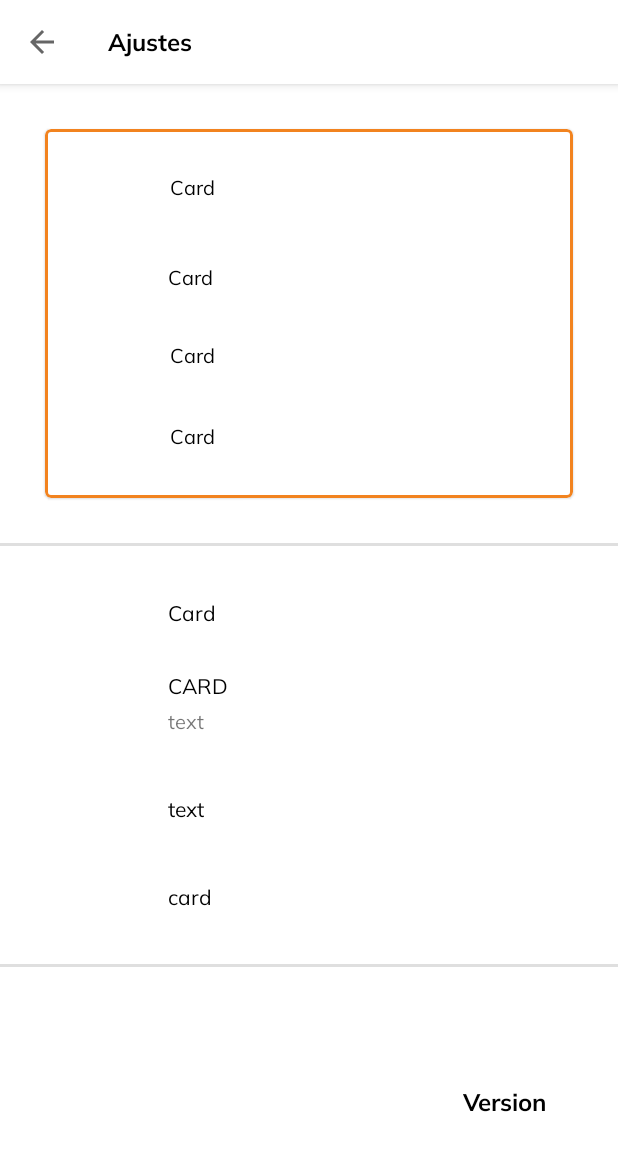
After one commit to PaulGuillen/ROAL-Dev, an Android app: the SettingsActivity screen opened directly, with no data from a screen before it, on a phone screen of 412 x 824 dp. The commit adds this screen. Shown: the top 1151 px of the screen. Run offline under Robolectric (Android 15) with nearby library versions, the phone set to English and light mode, and no system bars.

Commit message:
Adding settings view

```diff
--- a/app/src/main/java/com/example/roal/view/HomeActivity.kt
+++ b/app/src/main/java/com/example/roal/view/HomeActivity.kt
@@ -8,6 +8,7 @@ import android.os.Bundle
 import com.example.roal.databinding.ActivityHomeBinding
 import com.example.roal.view.management_worker.ManagementWorkerActivity
 import com.example.roal.view.perfil_admin.PerfilActivity
+import com.example.roal.view.settings.SettingsActivity
 
 @SuppressLint("SourceLockedOrientationActivity")
 class HomeActivity : AppCompatActivity() {
@@ -24,7 +25,7 @@ class HomeActivity : AppCompatActivity() {
     }
 
     private fun selectOption(){
-        binding.cardviewMantenimiento?.setOnClickListener {
+        binding.cardviewMantenimiento.setOnClickListener {
             val i = Intent(applicationContext, ManagementWorkerActivity::class.java)
             startActivity(i)
         }
@@ -33,5 +34,10 @@ class HomeActivity : AppCompatActivity() {
             val i = Intent(applicationContext, PerfilActivity::class.java)
             startActivity(i)
         }
+
+        binding.cardviewAjustes.setOnClickListener {
+            val i = Intent(applicationContext, SettingsActivity::class.java)
+            startActivity(i)
+        }
     }
 }
--- /dev/null
+++ b/app/src/main/java/com/example/roal/view/settings/SettingsActivity.kt
@@ -0,0 +1,29 @@
+package com.example.roal.view.settings
+
+import android.annotation.SuppressLint
+import android.content.pm.ActivityInfo
+import androidx.appcompat.app.AppCompatActivity
+import android.os.Bundle
+import androidx.core.content.ContextCompat
+import com.example.roal.R
+import com.example.roal.databinding.ActivityPerfilBinding
+import com.example.roal.databinding.ActivitySettingsBinding
+
+@SuppressLint("SourceLockedOrientationActivity")
+class SettingsActivity : AppCompatActivity() {
+
+    lateinit var binding: ActivitySettingsBinding
+
+    override fun onCreate(savedInstanceState: Bundle?) {
+        super.onCreate(savedInstanceState)
+        requestedOrientation = ActivityInfo.SCREEN_ORIENTATION_PORTRAIT
+        binding = ActivitySettingsBinding.inflate(layoutInflater)
+        setContentView(binding.root)
+
+        binding.include.toolbar.setTitleTextColor(ContextCompat.getColor(this, R.color.black))
+        binding.include.toolbar.setTitleTextAppearance(this, R.style.titulosNavbar)
+        binding.include.toolbar.title = "Ajustes"
+        setSupportActionBar(binding.include.toolbar)
+        supportActionBar?.setDisplayHomeAsUpEnabled(true)
+    }
+}
--- /dev/null
+++ b/app/src/main/res/layout/activity_settings.xml
@@ -0,0 +1,445 @@
+<?xml version="1.0" encoding="utf-8"?>
+<ScrollView xmlns:android="http://schemas.android.com/apk/res/android"
+    xmlns:app="http://schemas.android.com/apk/res-auto"
+    xmlns:tools="http://schemas.android.com/tools"
+    android:layout_width="match_parent"
+    android:layout_height="match_parent"
+    tools:context=".view.settings.SettingsActivity"
+    android:fillViewport="true">
+
+    <androidx.constraintlayout.widget.ConstraintLayout
+        android:layout_width="match_parent"
+        android:layout_height="wrap_content">
+
+        <include
+            android:id="@+id/include"
+            layout="@layout/action_bar"
+            app:layout_constraintEnd_toEndOf="parent"
+            app:layout_constraintStart_toStartOf="parent"
+            app:layout_constraintTop_toTopOf="parent" />
+
+        <androidx.constraintlayout.widget.Guideline
+            android:id="@+id/guideline_inside"
+            android:layout_width="wrap_content"
+            android:layout_height="wrap_content"
+            android:orientation="vertical"
+            app:layout_constraintGuide_begin="30dp" />
+
+        <androidx.constraintlayout.widget.Guideline
+            android:id="@+id/guidelineuno"
+            android:layout_width="wrap_content"
+            android:layout_height="wrap_content"
+            android:orientation="vertical"
+            app:layout_constraintGuide_begin="110dp" />
+
+        <com.google.android.material.card.MaterialCardView
+            android:id="@+id/cardview"
+            android:layout_width="match_parent"
+            android:layout_height="wrap_content"
+            android:layout_margin="30dp"
+            app:layout_constraintEnd_toEndOf="parent"
+            app:layout_constraintStart_toStartOf="parent"
+            app:layout_constraintTop_toBottomOf="@id/include"
+            app:strokeColor="@color/orange_principal"
+            app:strokeWidth="2dp">
+
+
+            <androidx.constraintlayout.widget.ConstraintLayout
+                android:id="@+id/constraint_layout_dos"
+                android:layout_width="match_parent"
+                android:layout_height="match_parent"
+                android:paddingBottom="30dp">
+
+
+                <androidx.constraintlayout.widget.Guideline
+                    android:id="@+id/guideline_cardview_start"
+                    android:layout_width="wrap_content"
+                    android:layout_height="wrap_content"
+                    android:orientation="vertical"
+                    app:layout_constraintGuide_begin="80dp" />
+
+                <LinearLayout
+                    android:id="@+id/linearlayout_corazon"
+                    android:layout_width="match_parent"
+                    android:layout_height="wrap_content"
+                    android:layout_marginTop="30dp"
+                    android:orientation="horizontal"
+                    app:layout_constraintEnd_toEndOf="parent"
+                    app:layout_constraintStart_toStartOf="parent"
+                    app:layout_constraintTop_toTopOf="parent">
+
+                    <ImageView
+                        android:layout_width="0dp"
+                        android:layout_height="30dp"
+                        android:layout_gravity="center_vertical"
+                        android:layout_weight="0.28"
+                        tools:ignore="ContentDescription" />
+
+                    <TextView
+                        android:layout_width="0dp"
+                        android:layout_height="wrap_content"
+                        android:layout_weight="0.90"
+                        android:fontFamily="@font/mulish_regular"
+                        android:paddingEnd="15dp"
+                        android:text="Card"
+                        android:textColor="@color/black"
+                        android:textSize="13sp"
+                        tools:ignore="RtlSymmetry" />
+
+
+                </LinearLayout>
+
+                <LinearLayout
+                    android:id="@+id/linearlayout_exclamacion"
+                    android:layout_width="match_parent"
+                    android:layout_height="wrap_content"
+                    android:layout_marginTop="30dp"
+                    android:orientation="horizontal"
+                    app:layout_constraintEnd_toEndOf="parent"
+                    app:layout_constraintStart_toStartOf="parent"
+                    app:layout_constraintTop_toBottomOf="@id/linearlayout_corazon">
+
+                    <ImageView
+                        android:layout_width="0dp"
+                        android:layout_height="22dp"
+                        android:layout_gravity="center_vertical"
+                        android:layout_weight="0.28"
+                        tools:ignore="ContentDescription" />
+
+                    <TextView
+                        android:layout_marginEnd="5dp"
+                        android:layout_width="0dp"
+                        android:layout_height="wrap_content"
+                        android:layout_weight="0.90"
+                        android:fontFamily="@font/mulish_regular"
+                        android:text="Card"
+                        android:textColor="@color/black"
+                        android:textSize="13sp" />
+
+                </LinearLayout>
+
+                <LinearLayout
+                    android:id="@+id/linearlayout_check_uno"
+                    android:layout_width="match_parent"
+                    android:layout_height="wrap_content"
+                    android:layout_marginTop="30dp"
+                    android:orientation="horizontal"
+                    app:layout_constraintEnd_toEndOf="parent"
+                    app:layout_constraintStart_toStartOf="parent"
+                    app:layout_constraintTop_toBottomOf="@id/linearlayout_exclamacion">
+
+                    <ImageView
+                        android:id="@+id/check"
+                        android:layout_width="0dp"
+                        android:layout_height="22dp"
+                        android:layout_gravity="center_vertical"
+                        android:layout_weight="0.28"
+                        tools:ignore="ContentDescription" />
+
+                    <TextView
+
+                        android:layout_width="0dp"
+                        android:layout_height="wrap_content"
+                        android:layout_weight="0.90"
+                        android:fontFamily="@font/mulish_regular"
+                        android:text="Card"
+                        android:textColor="@color/black"
+                        android:textSize="13sp" />
+
+                </LinearLayout>
+
+                <LinearLayout
+                    android:id="@+id/linearlayout_check_dos"
+                    android:layout_width="match_parent"
+                    android:layout_height="wrap_content"
+                    android:layout_marginTop="30dp"
+                    android:orientation="horizontal"
+                    app:layout_constraintBottom_toBottomOf="parent"
+                    app:layout_constraintEnd_toEndOf="parent"
+                    app:layout_constraintStart_toStartOf="parent"
+                    app:layout_constraintTop_toBottomOf="@id/linearlayout_check_uno">
+
+                    <ImageView
+                        android:layout_width="0dp"
+                        android:layout_height="22dp"
+                        android:layout_gravity="center_vertical"
+                        android:layout_weight="0.28"
+                        tools:ignore="ContentDescription" />
+
+                    <TextView
+                        android:layout_width="0dp"
+                        android:layout_height="match_parent"
+                        android:layout_weight="0.90"
+                        android:fontFamily="@font/mulish_regular"
+                        android:gravity="center_vertical"
+                        android:text="Card"
+                        android:textColor="@color/black"
+                        android:textSize="13sp" />
+
+                </LinearLayout>
+
+            </androidx.constraintlayout.widget.ConstraintLayout>
+
+
+        </com.google.android.material.card.MaterialCardView>
+
+        <View
+            android:id="@+id/view_uno"
+            android:layout_width="match_parent"
+            android:layout_height="2dp"
+            android:layout_marginTop="30dp"
+            android:background="#DFDFDF"
+            app:layout_constraintTop_toBottomOf="@id/cardview" />
+
+        <androidx.constraintlayout.widget.Guideline
+            android:id="@+id/guidelinedos"
+            android:layout_width="wrap_content"
+            android:layout_height="wrap_content"
+            android:orientation="vertical"
+            app:layout_constraintGuide_begin="380dp" />
+
+        <!--Mas-->
+        <TextView
+            android:id="@+id/mas"
+            android:layout_width="0dp"
+            android:layout_height="wrap_content"
+            android:layout_marginStart="2dp"
+            android:layout_marginTop="35dp"
+            android:layout_weight="0.90"
+            android:fontFamily="@font/mulish_regular"
+            android:paddingEnd="15dp"
+            android:text="Card"
+            android:textColor="@color/black"
+            android:textSize="14sp"
+            app:layout_constraintStart_toEndOf="@id/guidelineuno"
+            app:layout_constraintTop_toBottomOf="@id/view_uno"
+            tools:ignore="RtlSymmetry" />
+
+        <!--ShareImage-->
+
+        <androidx.constraintlayout.widget.ConstraintLayout
+            android:id="@+id/clinearlayout_share"
+            android:layout_width="match_parent"
+            android:layout_height="wrap_content"
+            android:layout_marginTop="10dp"
+            app:layout_constraintEnd_toEndOf="parent"
+            app:layout_constraintStart_toStartOf="parent"
+            app:layout_constraintTop_toBottomOf="@id/mas">
+
+            <androidx.constraintlayout.widget.Guideline
+                android:id="@+id/guideline_uno_inside"
+                android:layout_width="wrap_content"
+                android:layout_height="wrap_content"
+                android:orientation="vertical"
+                app:layout_constraintGuide_begin="110dp" />
+
+            <androidx.constraintlayout.widget.Guideline
+                android:id="@+id/guideline_cero_inside"
+                android:layout_width="wrap_content"
+                android:layout_height="wrap_content"
+                android:orientation="vertical"
+                app:layout_constraintGuide_begin="30dp" />
+
+            <androidx.constraintlayout.widget.Guideline
+                android:id="@+id/guidelinedos_inside"
+                android:layout_width="wrap_content"
+                android:layout_height="wrap_content"
+                android:orientation="vertical"
+                app:layout_constraintGuide_begin="381dp" />
+
+            <ImageView
+                android:layout_width="wrap_content"
+                android:layout_height="wrap_content"
+                app:layout_constraintBottom_toBottomOf="parent"
+                app:layout_constraintEnd_toEndOf="@id/guideline_uno_inside"
+                app:layout_constraintStart_toStartOf="@+id/guideline_cero_inside"
+                app:layout_constraintTop_toTopOf="@+id/recomendar"
+                tools:ignore="ContentDescription" />
+
+            <!--ShareText-->
+            <TextView
+                android:id="@+id/recomendar"
+                android:layout_width="0dp"
+                android:layout_height="wrap_content"
+                android:layout_marginStart="2dp"
+                android:layout_marginTop="20dp"
+                android:layout_weight="0.90"
+                android:fontFamily="@font/mulish_regular"
+                android:paddingEnd="15dp"
+                android:text="CARD"
+                android:textColor="@color/black"
+                android:textSize="14sp"
+                app:layout_constraintStart_toEndOf="@id/guideline_uno_inside"
+                app:layout_constraintTop_toTopOf="parent"
+                tools:ignore="RtlSymmetry" />
+
+            <!--ShareTextBelow-->
+            <TextView
+                android:id="@+id/recomendar_lima_segura"
+                android:layout_width="0dp"
+                android:layout_height="wrap_content"
+                android:layout_marginStart="2dp"
+                android:layout_marginTop="5dp"
+                android:layout_weight="0.90"
+                android:fontFamily="@font/mulish_regular"
+                android:text="text"
+                android:textSize="13sp"
+                app:layout_constraintEnd_toEndOf="@id/guidelinedos_inside"
+                app:layout_constraintStart_toEndOf="@id/guideline_uno_inside"
+                app:layout_constraintTop_toBottomOf="@id/recomendar"
+                tools:ignore="RtlSymmetry" />
+
+
+        </androidx.constraintlayout.widget.ConstraintLayout>
+
+        <androidx.constraintlayout.widget.ConstraintLayout
+            android:id="@+id/clinearlayout_terms"
+            android:layout_width="match_parent"
+            android:layout_height="wrap_content"
+            android:layout_marginTop="10dp"
+            app:layout_constraintEnd_toEndOf="parent"
+            app:layout_constraintStart_toStartOf="parent"
+            app:layout_constraintTop_toBottomOf="@id/clinearlayout_share">
+
+
+            <androidx.constraintlayout.widget.Guideline
+                android:id="@+id/guideline_terms_cero"
+                android:layout_width="wrap_content"
+                android:layout_height="wrap_content"
+                android:orientation="vertical"
+                app:layout_constraintGuide_begin="30dp" />
+
+            <androidx.constraintlayout.widget.Guideline
+                android:id="@+id/guideline_terms_uno"
+                android:layout_width="wrap_content"
+                android:layout_height="wrap_content"
+                android:orientation="vertical"
+                app:layout_constraintGuide_begin="110dp" />
+
+            <androidx.constraintlayout.widget.Guideline
+                android:id="@+id/guideline_terms_dos"
+                android:layout_width="wrap_content"
+                android:layout_height="wrap_content"
+                android:orientation="vertical"
+                app:layout_constraintGuide_begin="381dp" />
+
+            <!--TermImage-->
+            <ImageView
+                android:layout_width="wrap_content"
+                android:layout_height="wrap_content"
+                app:layout_constraintBottom_toBottomOf="@+id/terminos_servicio"
+                app:layout_constraintEnd_toStartOf="@id/guideline_terms_uno"
+                app:layout_constraintStart_toStartOf="@id/guideline_terms_cero"
+                app:layout_constraintTop_toTopOf="@+id/terminos_servicio"
+                tools:ignore="ContentDescription" />
+
+            <!--TermText-->
+            <TextView
+                android:id="@+id/terminos_servicio"
+                android:layout_width="0dp"
+                android:layout_height="wrap_content"
+                android:layout_marginStart="2dp"
+                android:layout_marginTop="30dp"
+                android:layout_weight="0.90"
+                android:fontFamily="@font/mulish_regular"
+                android:paddingEnd="15dp"
+                android:text="text"
+                android:textColor="@color/black"
+                android:textSize="14sp"
+                app:layout_constraintEnd_toStartOf="@+id/guideline_terms_dos"
+                app:layout_constraintStart_toEndOf="@id/guideline_terms_uno"
+                app:layout_constraintTop_toTopOf="parent"
+                tools:ignore="RtlSymmetry" />
+
+
+        </androidx.constraintlayout.widget.ConstraintLayout>
+
+        <androidx.constraintlayout.widget.ConstraintLayout
+            android:id="@+id/clinearlayout_policy"
+            android:layout_width="match_parent"
+            android:layout_height="wrap_content"
+            android:layout_marginTop="10dp"
+            app:layout_constraintEnd_toEndOf="parent"
+            app:layout_constraintStart_toStartOf="parent"
+            app:layout_constraintTop_toBottomOf="@id/clinearlayout_terms">
+
+
+            <androidx.constraintlayout.widget.Guideline
+                android:id="@+id/guideline_policy_cero"
+                android:layout_width="wrap_content"
+                android:layout_height="wrap_content"
+                android:orientation="vertical"
+                app:layout_constraintGuide_begin="30dp" />
+
+            <androidx.constraintlayout.widget.Guideline
+                android:id="@+id/guideline_policy_uno"
+                android:layout_width="wrap_content"
+                android:layout_height="wrap_content"
+                android:orientation="vertical"
+                app:layout_constraintGuide_begin="110dp" />
+
+            <androidx.constraintlayout.widget.Guideline
+                android:id="@+id/guideline_policy_dos"
+                android:layout_width="wrap_content"
+                android:layout_height="wrap_content"
+                android:orientation="vertical"
+                app:layout_constraintGuide_begin="381dp" />
+
+            <!--PolicyImage-->
+            <ImageView
+                android:layout_width="wrap_content"
+                android:layout_height="wrap_content"
+                app:layout_constraintBottom_toBottomOf="@+id/politicas_privacidad"
+                app:layout_constraintEnd_toStartOf="@id/guideline_policy_uno"
+                app:layout_constraintStart_toStartOf="@id/guideline_policy_cero"
+                app:layout_constraintTop_toTopOf="@+id/politicas_privacidad"
+                tools:ignore="ContentDescription" />
+
+            <!--PolicyText-->
+            <TextView
+                android:id="@+id/politicas_privacidad"
+                android:layout_width="0dp"
+                android:layout_height="wrap_content"
+                android:layout_marginStart="2dp"
+                android:layout_marginTop="30dp"
+                android:layout_weight="0.90"
+                android:fontFamily="@font/mulish_regular"
+                android:paddingEnd="15dp"
+                android:text="card"
+                android:textColor="@color/black"
+                android:textSize="14sp"
+                app:layout_constraintEnd_toStartOf="@+id/guideline_policy_dos"
+                app:layout_constraintStart_toEndOf="@id/guideline_policy_uno"
+                app:layout_constraintTop_toTopOf="parent"
+                tools:ignore="RtlSymmetry" />
+
+
+        </androidx.constraintlayout.widget.ConstraintLayout>
+
+        <View
+            android:id="@+id/view_dos"
+            android:layout_width="match_parent"
+            android:layout_height="2dp"
+            android:layout_marginTop="35dp"
+            android:background="#DFDFDF"
+            app:layout_constraintTop_toBottomOf="@id/clinearlayout_policy" />
+
+        <TextView
+            android:id="@+id/version"
+            android:layout_width="wrap_content"
+            android:layout_height="wrap_content"
+            android:fontFamily="@font/mulish_bold"
+            android:padding="20dp"
+            android:paddingEnd="15dp"
+            android:text="Version"
+            android:textColor="@color/black"
+            android:textSize="16sp"
+            app:layout_constraintBottom_toBottomOf="parent"
+            app:layout_constraintEnd_toStartOf="@id/guidelinedos"
+            app:layout_constraintTop_toBottomOf="@+id/view_dos"
+            tools:ignore="RtlSymmetry" />
+
+    </androidx.constraintlayout.widget.ConstraintLayout>
+
+
+</ScrollView>
```
Also changed, not shown: app/src/main/AndroidManifest.xml (+8 -0 lines).
